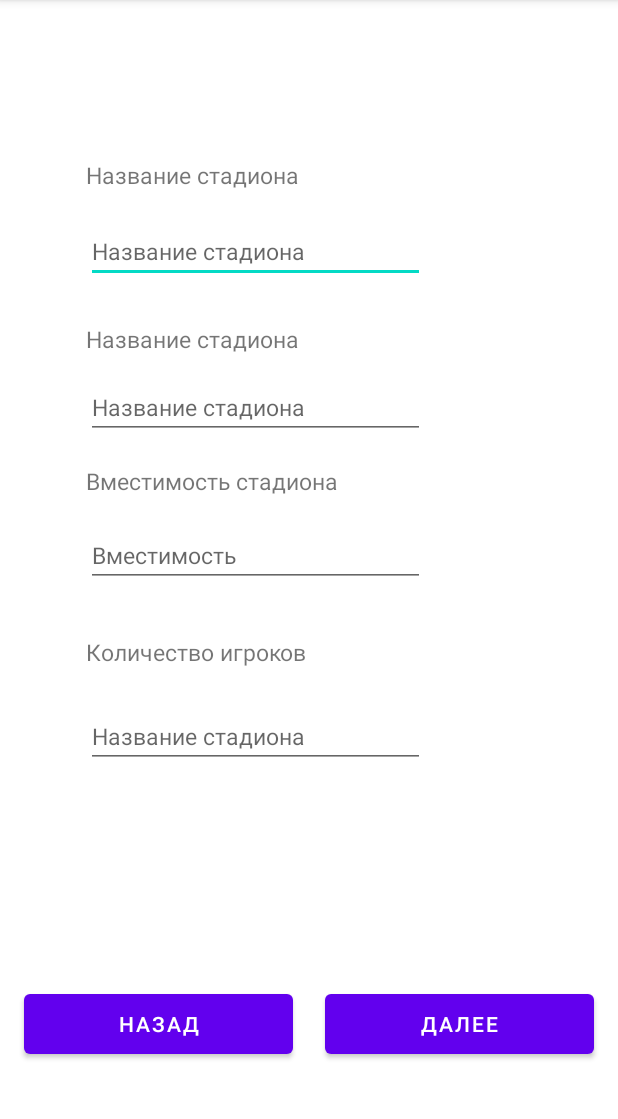
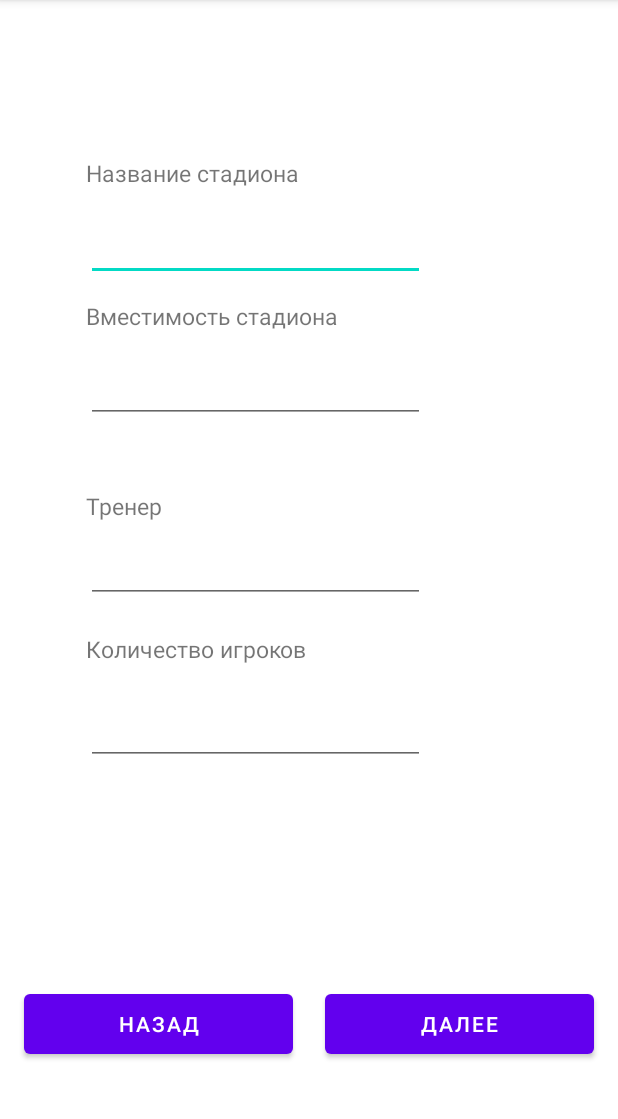
Before and after one commit to jk2911/lab3, an Android app: the screen it shows after launch (StadiumActivity), after a tap on "ДАЛЕЕ", on a phone screen of 412 x 824 dp, the part 84-1203 px from its top. Run offline under Robolectric (Android 15) with nearby library versions, the phone set to English and light mode, and no system bars.

Commit message:
save info in activity MainActivity

```diff
--- a/app/src/main/java/maxim/goy/lab3/MainActivity.java
+++ b/app/src/main/java/maxim/goy/lab3/MainActivity.java
@@ -2,38 +2,49 @@ package maxim.goy.lab3;
 
 import androidx.appcompat.app.AppCompatActivity;
 
+import android.annotation.SuppressLint;
 import android.app.DatePickerDialog;
 import android.content.Intent;
 import android.os.Bundle;
-import android.util.Log;
 import android.view.View;
-import android.widget.ArrayAdapter;
 import android.widget.DatePicker;
-import android.widget.EditText;
-import android.widget.Spinner;
 import android.widget.TextView;
+import android.widget.Toast;
 
-import java.io.FileInputStream;
-import java.io.FileOutputStream;
-import java.io.FileWriter;
-import java.io.IOException;
-import java.util.ArrayList;
 import java.util.Calendar;
-import java.util.Date;
 import java.util.GregorianCalendar;
-import java.util.Scanner;
 
 public class MainActivity extends AppCompatActivity {
-    TextView dateCreate, nameClub;
-    Calendar calendar = Calendar.getInstance();
+    TextView dateCreate, nameClub, nameTown;
+    Calendar calendar;
+    Intent intent;
 
     @Override
     protected void onCreate(Bundle savedInstanceState) {
         super.onCreate(savedInstanceState);
         setContentView(R.layout.activity_main);
+        this.intent = getIntent();
+
         dateCreate = findViewById(R.id.dateCreate);
         nameClub = findViewById(R.id.nameClub);
+        nameTown = findViewById(R.id.nameTown);
 
+        nameClub.setText(intent.getStringExtra("name"));
+        nameTown.setText(intent.getStringExtra("town"));
+
+        int day = 0, month = 0, year = 0;
+
+        try {
+            day = Integer.parseInt(intent.getStringExtra("day"));
+            month = Integer.parseInt(intent.getStringExtra("month"));
+            year = Integer.parseInt(intent.getStringExtra("year"));
+        } catch (Exception e) {
+            calendar = Calendar.getInstance();
+        }
+
+        if (calendar == null) {
+            calendar = new GregorianCalendar(year, month - 1, day);
+        }
         setDateCreate();
         /*try {
             FileOutputStream fileOutputStream = openFileOutput("file.txt", MODE_PRIVATE);
@@ -65,6 +76,7 @@ public class MainActivity extends AppCompatActivity {
         }
     };
 
+    @SuppressLint("SetTextI18n")
     public void setDateCreate() {
         dateCreate.setText(calendar.get(Calendar.DATE) + "." + calendar.get(Calendar.MONTH) + "."
                 + calendar.get(Calendar.YEAR));
@@ -72,7 +84,16 @@ public class MainActivity extends AppCompatActivity {
 
     public void nextPage(View v) {
         Intent intent = new Intent(this, StadiumActivity.class);
-        intent.putExtra("nameClub", nameClub.getText().toString());
+        intent.putExtra("name", nameClub.getText().toString());
+        intent.putExtra("town", nameTown.getText().toString());
+        intent.putExtra("day", calendar.get(Calendar.DATE));
+        intent.putExtra("month", calendar.get(Calendar.MONTH));
+        intent.putExtra("year", calendar.get(Calendar.YEAR));
+        intent.putExtra("coach", this.intent.getStringExtra("coach"));
+        intent.putExtra("stadium", this.intent.getStringExtra("stadium"));
+        intent.putExtra("capacity", this.intent.getStringExtra("capacity"));
+        intent.putExtra("players", this.intent.getStringExtra("players"));
+        intent.putExtra("tournament", this.intent.getStringExtra("tournament"));
         startActivity(intent);
     }
 }
--- a/app/src/main/java/maxim/goy/lab3/StadiumActivity.java
+++ b/app/src/main/java/maxim/goy/lab3/StadiumActivity.java
@@ -4,6 +4,7 @@ import android.content.Intent;
 import android.os.Bundle;
 import android.util.Log;
 import android.view.View;
+import android.widget.EditText;
 import android.widget.TextView;
 
 import androidx.appcompat.app.AppCompatActivity;
@@ -17,16 +18,23 @@ import java.util.GregorianCalendar;
 
 public class StadiumActivity extends AppCompatActivity {
     TextView nameClub;
-    String path = "club.json";
+    EditText nameStadium, nameCoach, capacity, countPlayers;
+    Intent intent;
 
     @Override
     protected void onCreate(Bundle savedInstanceState) {
         super.onCreate(savedInstanceState);
         setContentView(R.layout.activity_stadium);
+        intent = getIntent();
+
         nameClub = findViewById(R.id.nameClub);
 
-        Intent intent = getIntent();
-        String str = intent.getStringExtra("nameClub");
+        nameStadium=findViewById(R.id.nameStadium);
+        nameCoach=findViewById(R.id.nameCoach);
+        capacity=findViewById(R.id.capacity);
+        countPlayers=findViewById(R.id.countPlayers);
+
+        String str = intent.getStringExtra("name");
         nameClub.setText(str);
     }
 
@@ -50,7 +58,8 @@ public class StadiumActivity extends AppCompatActivity {
         Intent intent = new Intent(this, TournamentActivity.class);
         startActivity(intent);*/
     }
-    public void nextPage(View v){
+
+    public void nextPage(View v) {
 
         Intent intent = new Intent(this, TournamentActivity.class);
         startActivity(intent);
--- a/app/src/main/res/layout/activity_main.xml
+++ b/app/src/main/res/layout/activity_main.xml
@@ -38,8 +38,6 @@
         android:id="@+id/nameClub"
         android:layout_width="226dp"
         android:layout_height="40dp"
-        android:hint="Название клуба"
-        android:text=""
         android:textSize="15dp"
         app:layout_constraintBottom_toBottomOf="parent"
         app:layout_constraintEnd_toEndOf="parent"
@@ -52,7 +50,6 @@
         android:id="@+id/nameTown"
         android:layout_width="226dp"
         android:layout_height="40dp"
-        android:hint="Город"
         android:text=""
         android:textSize="15dp"
         app:layout_constraintBottom_toBottomOf="parent"
--- a/app/src/main/res/layout/activity_stadium.xml
+++ b/app/src/main/res/layout/activity_stadium.xml
@@ -4,7 +4,9 @@
     xmlns:tools="http://schemas.android.com/tools"
     android:layout_width="match_parent"
     android:layout_height="match_parent"
-    tools:context=".StadiumActivity">
+    tools:context=".StadiumActivity"
+    tools:layout_editor_absoluteX="0dp"
+    tools:layout_editor_absoluteY="-1dp">
 
     <TextView
         android:id="@+id/nameClub"
@@ -17,7 +19,7 @@
         app:layout_constraintHorizontal_bias="0.308"
         app:layout_constraintStart_toStartOf="parent"
         app:layout_constraintTop_toTopOf="parent"
-        app:layout_constraintVertical_bias="0.064" />
+        app:layout_constraintVertical_bias="0.062" />
 
     <TextView
         android:id="@+id/textView"
@@ -30,13 +32,12 @@
         app:layout_constraintHorizontal_bias="0.308"
         app:layout_constraintStart_toStartOf="parent"
         app:layout_constraintTop_toTopOf="parent"
-        app:layout_constraintVertical_bias="0.142" />
+        app:layout_constraintVertical_bias="0.141" />
 
     <EditText
         android:id="@+id/nameStadium"
         android:layout_width="226dp"
         android:layout_height="40dp"
-        android:hint="Название стадиона"
         android:text=""
         android:textSize="15dp"
         app:layout_constraintBottom_toBottomOf="parent"
@@ -44,26 +45,25 @@
         app:layout_constraintHorizontal_bias="0.308"
         app:layout_constraintStart_toStartOf="parent"
         app:layout_constraintTop_toTopOf="parent"
-        app:layout_constraintVertical_bias="0.204" />
+        app:layout_constraintVertical_bias="0.202" />
 
     <TextView
         android:id="@+id/textView1"
         android:layout_width="226dp"
         android:layout_height="23dp"
-        android:text="Название стадиона"
+        android:text="Тренер"
         android:textSize="15dp"
         app:layout_constraintBottom_toBottomOf="parent"
         app:layout_constraintEnd_toEndOf="parent"
         app:layout_constraintHorizontal_bias="0.308"
         app:layout_constraintStart_toStartOf="parent"
         app:layout_constraintTop_toTopOf="parent"
-        app:layout_constraintVertical_bias="0.289" />
+        app:layout_constraintVertical_bias="0.439" />
 
     <EditText
         android:id="@+id/nameCoach"
         android:layout_width="226dp"
         android:layout_height="40dp"
-        android:hint="Название стадиона"
         android:text=""
         android:textSize="15dp"
         app:layout_constraintBottom_toBottomOf="parent"
@@ -71,7 +71,7 @@
         app:layout_constraintHorizontal_bias="0.308"
         app:layout_constraintStart_toStartOf="parent"
         app:layout_constraintTop_toTopOf="parent"
-        app:layout_constraintVertical_bias="0.347" />
+        app:layout_constraintVertical_bias="0.497" />
 
     <TextView
         android:id="@+id/textView3"
@@ -84,13 +84,12 @@
         app:layout_constraintHorizontal_bias="0.308"
         app:layout_constraintStart_toStartOf="parent"
         app:layout_constraintTop_toTopOf="parent"
-        app:layout_constraintVertical_bias="0.416" />
+        app:layout_constraintVertical_bias="0.269" />
 
     <EditText
         android:id="@+id/capacity"
         android:layout_width="226dp"
         android:layout_height="40dp"
-        android:hint="Вместимость"
         android:text=""
         android:textSize="15dp"
         app:layout_constraintBottom_toBottomOf="parent"
@@ -98,7 +97,7 @@
         app:layout_constraintHorizontal_bias="0.308"
         app:layout_constraintStart_toStartOf="parent"
         app:layout_constraintTop_toTopOf="parent"
-        app:layout_constraintVertical_bias="0.483" />
+        app:layout_constraintVertical_bias="0.332" />
 
     <TextView
         android:id="@+id/textView2"
@@ -111,29 +110,28 @@
         app:layout_constraintHorizontal_bias="0.308"
         app:layout_constraintStart_toStartOf="parent"
         app:layout_constraintTop_toTopOf="parent"
-        app:layout_constraintVertical_bias="0.569" />
+        app:layout_constraintVertical_bias="0.567" />
 
     <EditText
-        android:id="@+id/countCoach"
+        android:id="@+id/countPlayers"
         android:layout_width="226dp"
         android:layout_height="40dp"
-        android:hint="Название стадиона"
+        android:digits="0123456789"
         android:text=""
-        android:digits="0123456789"
         android:textSize="15dp"
         app:layout_constraintBottom_toBottomOf="parent"
         app:layout_constraintEnd_toEndOf="parent"
         app:layout_constraintHorizontal_bias="0.308"
         app:layout_constraintStart_toStartOf="parent"
         app:layout_constraintTop_toTopOf="parent"
-        app:layout_constraintVertical_bias="0.648" />
+        app:layout_constraintVertical_bias="0.646" />
 
     <Button
         android:id="@+id/next"
         android:layout_width="179dp"
         android:layout_height="52dp"
+        android:onClick="nextPage"
         android:text="Далее"
-        android:onClick="nextPage"
         app:layout_constraintBottom_toBottomOf="parent"
         app:layout_constraintEnd_toEndOf="parent"
         app:layout_constraintHorizontal_bias="0.931"
```
